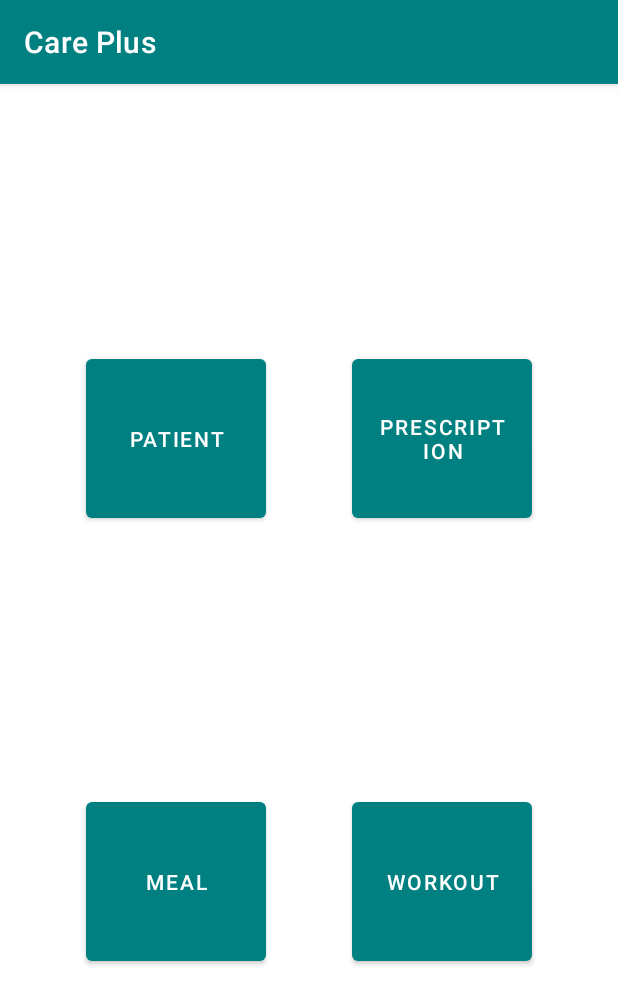
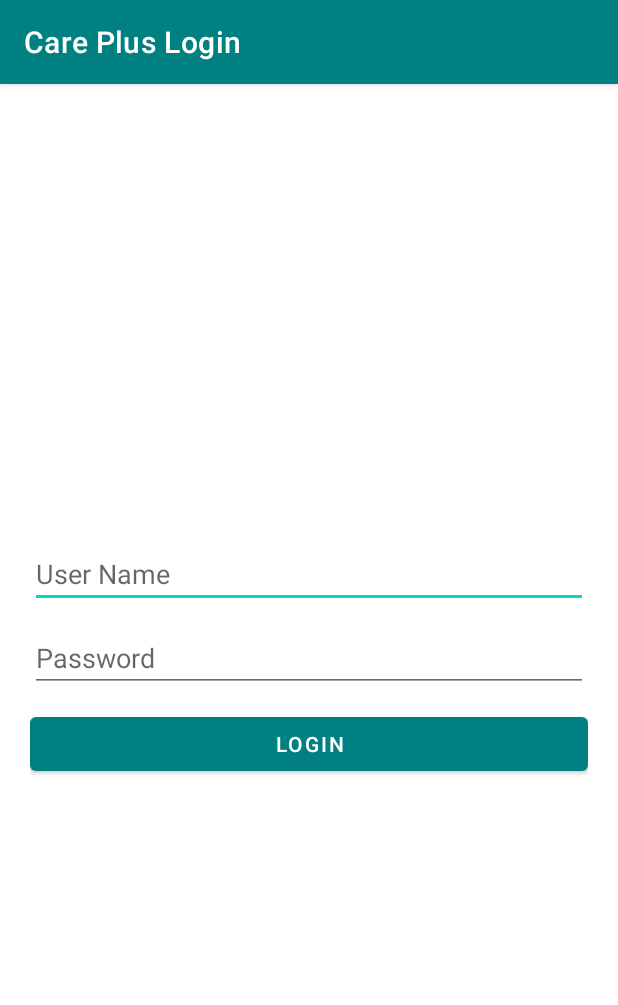
Before and after one commit to isurukavinda99/Care-Pluss, an Android app: the screen it shows after launch (MainActivity before the commit, Login_main after it), on a phone screen of 412 x 824 dp. Shown: the top 1005 px of the screen. Run offline under Robolectric (Android 15) with nearby library versions, the phone set to English and light mode, and no system bars.

Commit message:
login success

```diff
--- a/app/src/main/AndroidManifest.xml
+++ b/app/src/main/AndroidManifest.xml
@@ -9,6 +9,7 @@
         android:roundIcon="@mipmap/ic_launcher_round"
         android:supportsRtl="true"
         android:theme="@style/Theme.CarePlus">
+        <activity android:name=".Login_main" android:label="@string/login_lbl"></activity>
         <activity android:name=".MainActivity">
             <intent-filter>
                 <action android:name="android.intent.action.MAIN" />
--- a/app/src/main/java/com/example/careplus/MainActivity.java
+++ b/app/src/main/java/com/example/careplus/MainActivity.java
@@ -3,6 +3,7 @@ package com.example.careplus;
 import androidx.appcompat.app.AppCompatActivity;
 
 import android.content.ContentValues;
+import android.content.Intent;
 import android.database.Cursor;
 import android.os.Bundle;
 import android.os.ConditionVariable;
@@ -17,5 +18,9 @@ public class MainActivity extends AppCompatActivity {
         super.onCreate(savedInstanceState);
         setContentView(R.layout.activity_main);
         DatabaseHelper mydb = new DatabaseHelper(this);
+
+        /*Makesure remove this line when merging */
+        Intent login = new Intent(this , Login_main.class);
+        startActivity(login);
     }
 }
--- a/app/src/main/java/com/example/careplus/database/DatabaseHelper.java
+++ b/app/src/main/java/com/example/careplus/database/DatabaseHelper.java
@@ -50,6 +50,9 @@ public class DatabaseHelper extends SQLiteOpenHelper {
             db.execSQL(DatabaseTable.Prescription.CREATE_TABLE_STRING);
 
             db.execSQL(DatabaseTable.Drug.CREATE_TABLE_STRING);
+
+            /*create table user 2021 05 04*/
+            db.execSQL(DatabaseTable.User.CREATE_TABLE_STRING);
 
         }catch(Exception e){
             System.out.println("############ database error");
--- /dev/null
+++ b/app/src/main/res/layout/activity_login_main.xml
@@ -0,0 +1,47 @@
+<?xml version="1.0" encoding="utf-8"?>
+<androidx.constraintlayout.widget.ConstraintLayout xmlns:android="http://schemas.android.com/apk/res/android"
+    xmlns:app="http://schemas.android.com/apk/res-auto"
+    xmlns:tools="http://schemas.android.com/tools"
+    android:layout_width="match_parent"
+    android:layout_height="match_parent"
+    tools:context=".Login_main">
+
+    <LinearLayout
+        android:layout_width="match_parent"
+        android:layout_height="wrap_content"
+        android:layout_margin="20dp"
+        android:orientation="vertical"
+        app:layout_constraintBottom_toBottomOf="parent"
+        app:layout_constraintEnd_toEndOf="parent"
+        app:layout_constraintTop_toTopOf="parent">
+
+        <EditText
+            android:id="@+id/login_txt_user_name"
+            android:layout_width="match_parent"
+            android:layout_height="wrap_content"
+            android:layout_marginTop="5dp"
+            android:layout_marginBottom="5dp"
+            android:ems="10"
+            android:hint="@string/login_user_name"
+            android:inputType="textPersonName" />
+
+        <EditText
+            android:id="@+id/login_txt_password"
+            android:layout_width="match_parent"
+            android:layout_height="wrap_content"
+            android:layout_marginTop="5dp"
+            android:layout_marginBottom="5dp"
+            android:ems="10"
+            android:hint="@string/login_password"
+            android:inputType="textPassword" />
+
+        <Button
+            android:id="@+id/login_btn_login"
+            android:layout_width="match_parent"
+            android:layout_height="wrap_content"
+            android:layout_marginTop="5dp"
+            android:layout_marginBottom="5dp"
+            android:onClick="login"
+            android:text="@string/com_login" />
+    </LinearLayout>
+</androidx.constraintlayout.widget.ConstraintLayout>
--- a/app/src/main/res/values/strings.xml
+++ b/app/src/main/res/values/strings.xml
@@ -19,7 +19,7 @@
     <string name="com_workout">Workout</string>
 
     <!--text fealds-->
-    <string name = "com_full_name">Full Name</string>
+    <string name="com_full_name">Full Name</string>
     <string name="com_dob">Date of Birth</string>
     <string name="com_phone">Phone</string>
     <string name="com_email">Email</string>
@@ -31,4 +31,9 @@
     <!--mms strings-->
     <!--wms strings-->
     <!--prms strings-->
+
+    <!--login lables-->
+    <string name="login_lbl">Care Plus Login</string>
+    <string name="login_user_name">User Name</string>
+    <string name="login_password">Password</string>
 </resources>
```
Also changed, not shown: app/src/main/java/com/example/careplus/Login_main.java (added, +97 -0 lines), app/src/main/java/com/example/careplus/database/DatabaseTable.java (+24 -0 lines).
